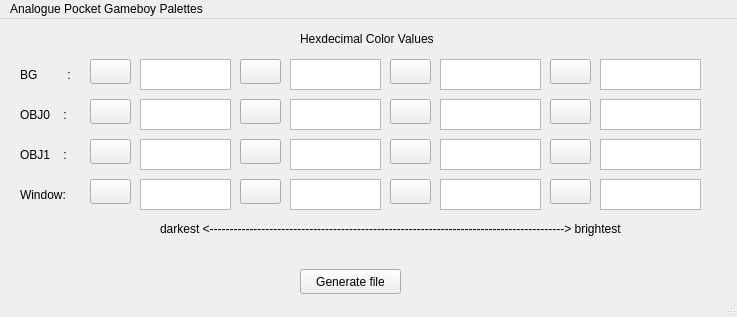
First picture: the form in apgbApp/mainwindow.ui, repository KofiAnnan97/apgb_converter, before the edit.
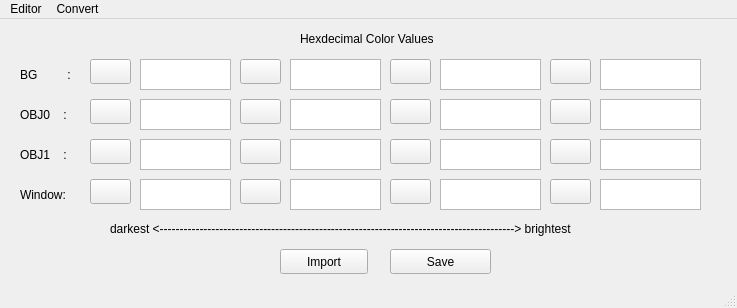
Second picture: the form after the edit.

Commit message: Introduced saving palettes  and importing functionality for csv files

Diff of the .ui file:
```diff
--- a/apgbApp/mainwindow.ui
+++ b/apgbApp/mainwindow.ui
@@ -7,7 +7,7 @@
     <x>0</x>
     <y>0</y>
     <width>737</width>
-    <height>317</height>
+    <height>308</height>
    </rect>
   </property>
   <property name="windowTitle">
@@ -17,14 +17,14 @@
    <widget class="QPushButton" name="btn_gen_file">
     <property name="geometry">
      <rect>
-      <x>300</x>
-      <y>250</y>
+      <x>390</x>
+      <y>230</y>
       <width>101</width>
       <height>25</height>
      </rect>
     </property>
     <property name="text">
-     <string>Generate file</string>
+     <string>Save</string>
     </property>
    </widget>
    <widget class="QTextEdit" name="txt_bg_0">
@@ -122,7 +122,7 @@
    <widget class="QLabel" name="lbl_scale">
     <property name="geometry">
      <rect>
-      <x>160</x>
+      <x>110</x>
       <y>200</y>
       <width>531</width>
       <height>20</height>
@@ -473,6 +473,19 @@
      <string/>
     </property>
    </widget>
+   <widget class="QPushButton" name="btn_import">
+    <property name="geometry">
+     <rect>
+      <x>280</x>
+      <y>230</y>
+      <width>88</width>
+      <height>25</height>
+     </rect>
+    </property>
+    <property name="text">
+     <string>Import</string>
+    </property>
+   </widget>
   </widget>
   <widget class="QMenuBar" name="menubar">
    <property name="geometry">
@@ -485,11 +498,17 @@
    </property>
    <widget class="QMenu" name="menuAnalogue_Pocket_Gameboy_Palettes">
     <property name="title">
-     <string>Analogue Pocket Gameboy Palettes</string>
+     <string>Editor</string>
     </property>
     <addaction name="separator"/>
    </widget>
+   <widget class="QMenu" name="menuConvert">
+    <property name="title">
+     <string>Convert</string>
+    </property>
+   </widget>
    <addaction name="menuAnalogue_Pocket_Gameboy_Palettes"/>
+   <addaction name="menuConvert"/>
   </widget>
   <widget class="QStatusBar" name="statusbar"/>
  </widget>
```
Left out of the diff: 2 changed lines with no effect on the pictures. The commit also changes 3 other files.
